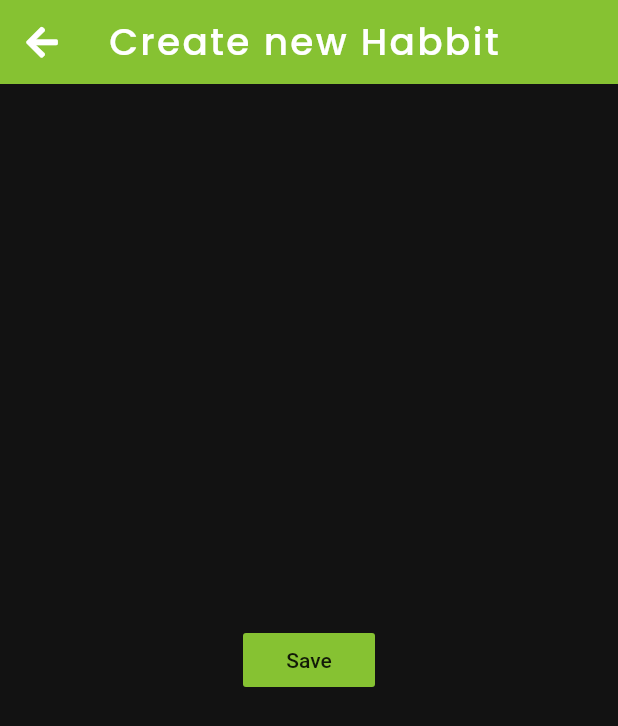
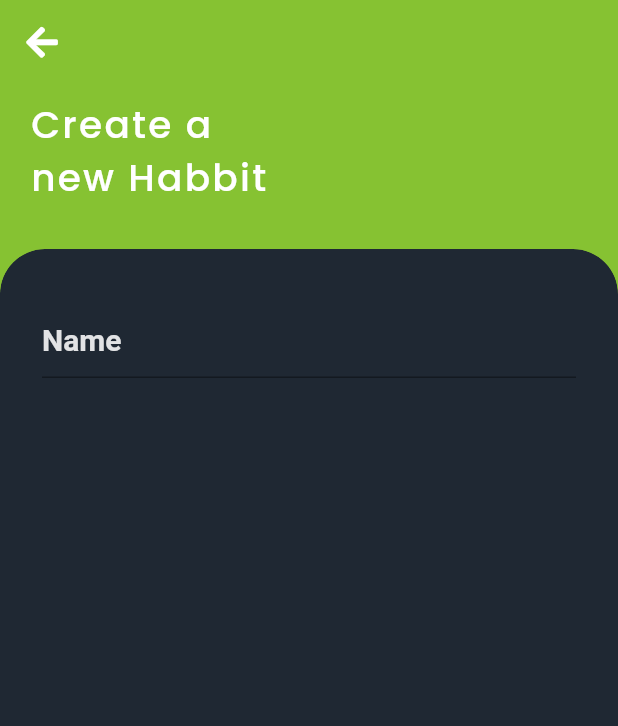
Before and after one commit to SatishBV/Habbit, a Flutter app: the CreateHabbit screen opened directly with empty values, on a phone screen of 412 x 824 dp. Shown: the top 726 px of the screen. Run offline on Flutter 3.47's test engine with Material 2 defaults, Android fonts, the phone set to English and light mode, and no system bars; our stand-ins replace font_awesome_flutter, google_fonts.

Commit message:
Add textfield in add habit screen

```diff
--- a/lib/Constants/styles.dart
+++ b/lib/Constants/styles.dart
@@ -87,3 +87,11 @@ TextStyle get kHomePageCardTitleDark {
     fontWeight: FontWeight.w600,
   );
 }
+
+TextStyle get kTextFieldPlaceHolderLabel {
+  return GoogleFonts.roboto(
+    color: textColor.withOpacity(0.87),
+    fontSize: 20.0,
+    fontWeight: FontWeight.w600,
+  );
+}
--- a/lib/add_habit.dart
+++ b/lib/add_habit.dart
@@ -5,6 +5,7 @@ import 'Models/habit.dart';
 
 class CreateHabbit extends StatefulWidget {
   final Function onSave;
+  static String id = 'CreateHabbit';
 
   CreateHabbit({@required this.onSave});
 
@@ -14,14 +15,15 @@ class CreateHabbit extends StatefulWidget {
 
 class _CreateHabitState extends State<CreateHabbit> {
   Habit habit;
+  TextEditingController _textEditingController = TextEditingController();
 
   @override
   Widget build(BuildContext context) {
-    habit = Habit();
-    habit.title = 'Yoga';
+    habit = Habit(title: 'Yoga');
     habit.description = 'Get flexing';
 
     return Scaffold(
+      backgroundColor: kGreenColor,
       appBar: AppBar(
         backgroundColor: kGreenColor,
         leading: IconButton(
@@ -32,19 +34,71 @@ class _CreateHabitState extends State<CreateHabbit> {
           onPressed: () => Navigator.of(context).pop(),
         ),
         elevation: 0.0,
-        title: Text(
-          'Create new Habbit',
-          style: kAddHabitPageTitleLabel,
-        ),
       ),
-      body: Center(
-        child: FlatButton(
-          onPressed: () {
-            Navigator.of(context).pop(widget.onSave(habit));
-          },
-          color: kGreenColor,
-          child: Text('Save'),
-        ),
+      body: Column(
+        children: <Widget>[
+          Padding(
+            padding: const EdgeInsets.symmetric(
+              horizontal: 20.0,
+              vertical: 10.0,
+            ),
+            child: Container(
+              alignment: Alignment.centerLeft,
+              child:
+                  Text('Create a\nnew Habbit', style: kAddHabitPageTitleLabel),
+            ),
+          ),
+          SizedBox(
+            height: 20.0,
+          ),
+          Expanded(
+            child: ClipRRect(
+              borderRadius: BorderRadius.only(
+                topLeft: Radius.circular(30.0),
+                topRight: Radius.circular(30.0),
+              ),
+              child: Container(
+                height: 500.0,
+                decoration: BoxDecoration(
+                  color: kCardColor,
+                  borderRadius: BorderRadius.only(
+                    topLeft: Radius.circular(30.0),
+                    topRight: Radius.circular(30.0),
+                  ),
+                ),
+                child: Column(
+                  children: <Widget>[
+                    Padding(
+                      padding: EdgeInsets.symmetric(
+                        horizontal: 20.0,
+                        vertical: 30.0,
+                      ),
+                      child: Center(
+                        child: Padding(
+                          padding: const EdgeInsets.all(8.0),
+                          child: TextField(
+                              controller: _textEditingController,
+                              style: kTextFieldPlaceHolderLabel,
+                              decoration: InputDecoration(
+                                labelStyle: kTextFieldPlaceHolderLabel,
+                                labelText: 'Name',
+                                focusedBorder: UnderlineInputBorder(
+                                  borderSide: BorderSide(
+                                    color: textColor,
+                                  ),
+                                ),
+                                contentPadding: EdgeInsets.only(bottom: 6.0),
+                              ),
+                              onSubmitted: (String value) {}),
+                        ),
+                      ),
+                    ),
+                  ],
+                ),
+              ),
+            ),
+          )
+        ],
       ),
     );
   }
--- a/lib/home_page.dart
+++ b/lib/home_page.dart
@@ -8,8 +8,7 @@ import 'Views/home_page_card.dart';
 import 'package:font_awesome_flutter/font_awesome_flutter.dart';
 
 class HomePage extends StatefulWidget {
-  HomePage({Key key, this.title}) : super(key: key);
-  final String title;
+  static String id = 'HomeScreen';
 
   @override
   _HomePageState createState() => _HomePageState();
@@ -22,8 +21,10 @@ class _HomePageState extends State<HomePage> {
   void initState() {
     super.initState();
 
-    dummy.add(
-        Habit(title: 'Meditation', description: 'Start the day with calm'));
+    dummy.add(Habit(
+      title: 'Meditation',
+      description: 'Start the day with calm',
+    ));
   }
 
   @override
@@ -70,10 +71,7 @@ class _HomePageState extends State<HomePage> {
           Navigator.push(
             context,
             CupertinoPageRoute(
-                builder: (context) => CreateHabbit(
-                      onSave: addHabitCallBack,
-                    ),
-                fullscreenDialog: true),
+                builder: (context) => CreateHabbit(onSave: addHabitCallBack)),
           );
         },
       ),
--- a/lib/main.dart
+++ b/lib/main.dart
@@ -1,4 +1,5 @@
 import 'package:flutter/material.dart';
+import 'package:habbit/add_habit.dart';
 import 'home_page.dart';
 import 'Constants/styles.dart';
 
@@ -10,12 +11,16 @@ class Habbit extends StatelessWidget {
   Widget build(BuildContext context) {
     return MaterialApp(
       title: 'Habbit',
+      debugShowCheckedModeBanner: false,
       theme: ThemeData(
         primaryColor: kSecondaryBlackColor,
-		scaffoldBackgroundColor: kPrimaryBlackColor,
-		accentColor: kGreenColor
+        scaffoldBackgroundColor: kPrimaryBlackColor,
+        accentColor: kGreenColor,
       ),
-      home: HomePage(title: 'Home'),
+      home: HomePage(),
+      routes: {
+        HomePage.id: (context) => HomePage(),
+      },
     );
   }
 }
```
